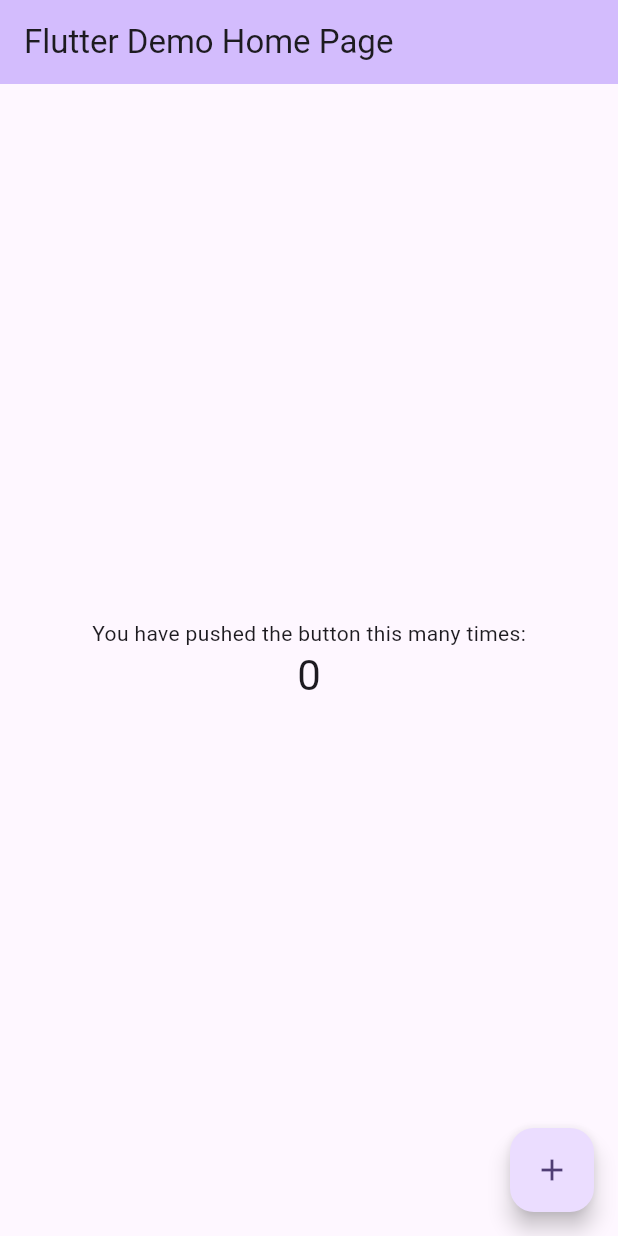
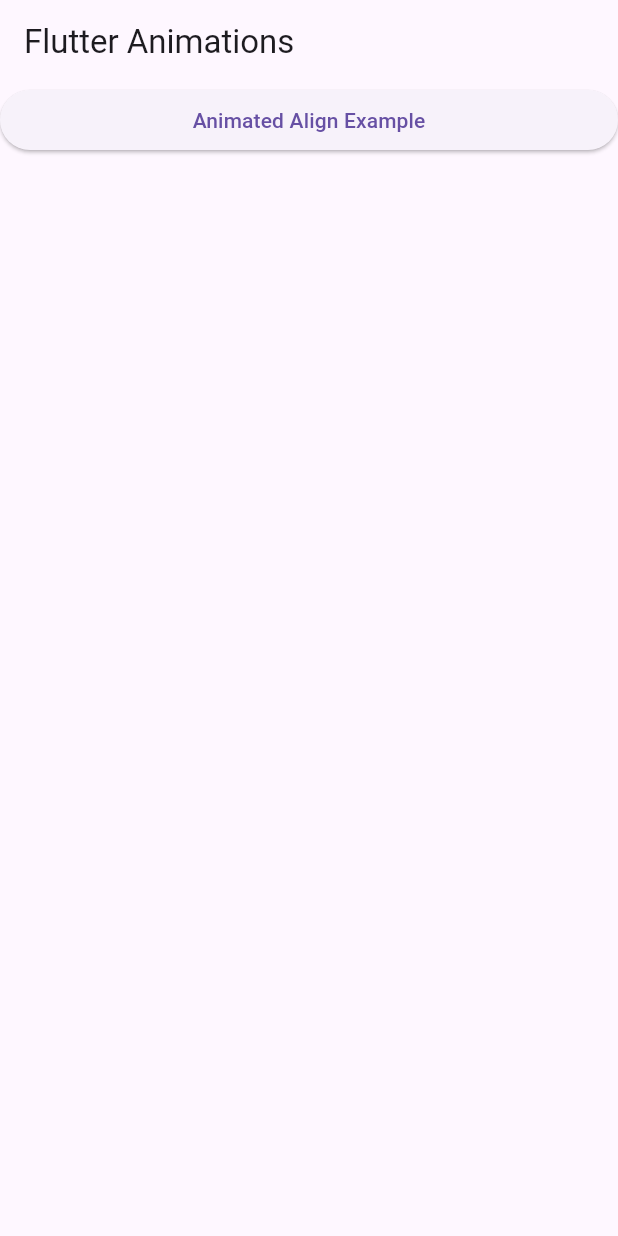
Before and after one commit to mazenshawky/Animated-App-2, a Flutter app: the screen it shows after launch, on a phone screen of 412 x 824 dp. Run offline on Flutter 3.47's test engine with Material 3 defaults, Android fonts, the phone set to English and light mode, and no system bars.

Commit message:
Add animated align example

```diff
--- a/lib/main.dart
+++ b/lib/main.dart
@@ -1,4 +1,5 @@
 import 'package:flutter/material.dart';
+import 'package:animated_app_2/implicit_animations/animated_align_example.dart';
 
 void main() {
   runApp(const MyApp());
@@ -7,119 +8,51 @@ void main() {
 class MyApp extends StatelessWidget {
   const MyApp({super.key});
 
-  // This widget is the root of your application.
   @override
   Widget build(BuildContext context) {
-    return MaterialApp(
-      title: 'Flutter Demo',
-      theme: ThemeData(
-        // This is the theme of your application.
-        //
-        // TRY THIS: Try running your application with "flutter run". You'll see
-        // the application has a blue toolbar. Then, without quitting the app,
-        // try changing the seedColor in the colorScheme below to Colors.green
-        // and then invoke "hot reload" (save your changes or press the "hot
-        // reload" button in a Flutter-supported IDE, or press "r" if you used
-        // the command line to start the app).
-        //
-        // Notice that the counter didn't reset back to zero; the application
-        // state is not lost during the reload. To reset the state, use hot
-        // restart instead.
-        //
-        // This works for code too, not just values: Most code changes can be
-        // tested with just a hot reload.
-        colorScheme: ColorScheme.fromSeed(seedColor: Colors.deepPurple),
-        useMaterial3: true,
-      ),
-      home: const MyHomePage(title: 'Flutter Demo Home Page'),
+    return const MaterialApp(
+      debugShowCheckedModeBanner: false,
+      home: MyHomePage(),
     );
   }
 }
 
 class MyHomePage extends StatefulWidget {
-  const MyHomePage({super.key, required this.title});
-
-  // This widget is the home page of your application. It is stateful, meaning
-  // that it has a State object (defined below) that contains fields that affect
-  // how it looks.
-
-  // This class is the configuration for the state. It holds the values (in this
-  // case the title) provided by the parent (in this case the App widget) and
-  // used by the build method of the State. Fields in a Widget subclass are
-  // always marked "final".
-
-  final String title;
+  const MyHomePage({super.key});
 
   @override
   State<MyHomePage> createState() => _MyHomePageState();
 }
 
 class _MyHomePageState extends State<MyHomePage> {
-  int _counter = 0;
-
-  void _incrementCounter() {
-    setState(() {
-      // This call to setState tells the Flutter framework that something has
-      // changed in this State, which causes it to rerun the build method below
-      // so that the display can reflect the updated values. If we changed
-      // _counter without calling setState(), then the build method would not be
-      // called again, and so nothing would appear to happen.
-      _counter++;
-    });
-  }
-
   @override
   Widget build(BuildContext context) {
-    // This method is rerun every time setState is called, for instance as done
-    // by the _incrementCounter method above.
-    //
-    // The Flutter framework has been optimized to make rerunning build methods
-    // fast, so that you can just rebuild anything that needs updating rather
-    // than having to individually change instances of widgets.
     return Scaffold(
       appBar: AppBar(
-        // TRY THIS: Try changing the color here to a specific color (to
-        // Colors.amber, perhaps?) and trigger a hot reload to see the AppBar
-        // change color while the other colors stay the same.
-        backgroundColor: Theme.of(context).colorScheme.inversePrimary,
-        // Here we take the value from the MyHomePage object that was created by
-        // the App.build method, and use it to set our appbar title.
-        title: Text(widget.title),
+        title: const Text("Flutter Animations"),
       ),
       body: Center(
-        // Center is a layout widget. It takes a single child and positions it
-        // in the middle of the parent.
-        child: Column(
-          // Column is also a layout widget. It takes a list of children and
-          // arranges them vertically. By default, it sizes itself to fit its
-          // children horizontally, and tries to be as tall as its parent.
-          //
-          // Column has various properties to control how it sizes itself and
-          // how it positions its children. Here we use mainAxisAlignment to
-          // center the children vertically; the main axis here is the vertical
-          // axis because Columns are vertical (the cross axis would be
-          // horizontal).
-          //
-          // TRY THIS: Invoke "debug painting" (choose the "Toggle Debug Paint"
-          // action in the IDE, or press "p" in the console), to see the
-          // wireframe for each widget.
-          mainAxisAlignment: MainAxisAlignment.center,
-          children: <Widget>[
-            const Text(
-              'You have pushed the button this many times:',
-            ),
-            Text(
-              '$_counter',
-              style: Theme.of(context).textTheme.headlineMedium,
-            ),
+        child: ListView(
+          physics: const BouncingScrollPhysics(),
+          children: [
+            myButton("Animated Align Example", const AnimatedAlignExample()),
           ],
         ),
       ),
-      floatingActionButton: FloatingActionButton(
-        onPressed: _incrementCounter,
-        tooltip: 'Increment',
-        child: const Icon(Icons.add),
-      ), // This trailing comma makes auto-formatting nicer for build methods.
+    );
+  }
+
+  Widget myButton(String text, Widget screen) {
+    return ElevatedButton(
+      onPressed: () {
+        Navigator.push(
+          context,
+          MaterialPageRoute(
+            builder: (context) => screen,
+          ),
+        );
+      },
+      child: Text(text),
     );
   }
 }
--- a/pubspec.yaml
+++ b/pubspec.yaml
@@ -59,8 +59,8 @@ flutter:
   uses-material-design: true
 
   # To add assets to your application, add an assets section, like this:
-  # assets:
-  #   - images/a_dot_burr.jpeg
+  assets:
+    - assets/
   #   - images/a_dot_ham.jpeg
 
   # An image asset can refer to one or more resolution-specific "variants", see
```
Also changed, not shown: lib/implicit_animations/animated_align_example.dart (added, +74 -0 lines), assets/jerry.png (added), assets/tom.png (added).
